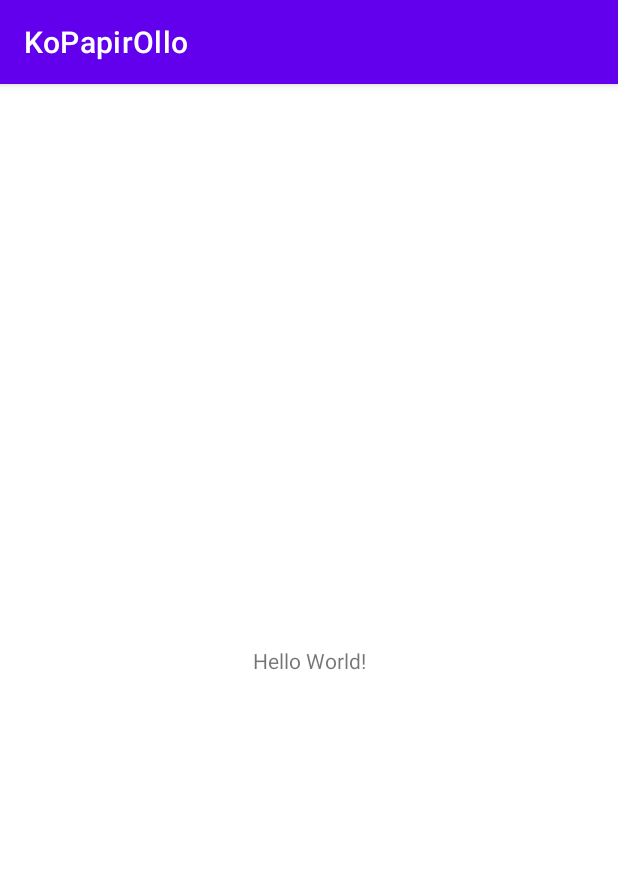
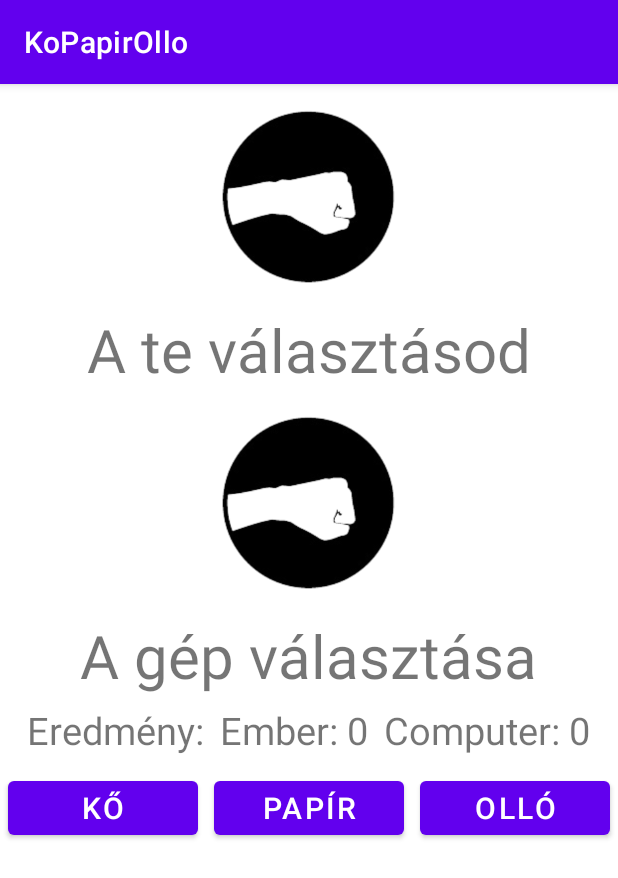
Before and after one commit to rivasilver/KoPapirOllo, an Android app: the screen it shows after launch (MainActivity), on a phone screen of 412 x 824 dp. Shown: the top 878 px of the screen. Run offline under Robolectric (Android 15) with nearby library versions, the phone set to English and light mode, and no system bars.

Commit message:
kinézet kész

```diff
--- a/app/src/main/res/layout/activity_main.xml
+++ b/app/src/main/res/layout/activity_main.xml
@@ -1,18 +1,91 @@
 <?xml version="1.0" encoding="utf-8"?>
-<androidx.constraintlayout.widget.ConstraintLayout xmlns:android="http://schemas.android.com/apk/res/android"
+<RelativeLayout xmlns:android="http://schemas.android.com/apk/res/android"
     xmlns:app="http://schemas.android.com/apk/res-auto"
     xmlns:tools="http://schemas.android.com/tools"
     android:layout_width="match_parent"
     android:layout_height="match_parent"
     tools:context=".MainActivity">
 
+
+    <LinearLayout
+        android:layout_width="match_parent"
+        android:layout_height="wrap_content"
+        android:orientation="vertical"
+        android:gravity="center_horizontal">
+    <ImageView
+        android:layout_width="150dp"
+        android:layout_height="150dp"
+        android:id="@+id/playerValasztas"
+        android:src="@drawable/rock"/>
     <TextView
         android:layout_width="wrap_content"
         android:layout_height="wrap_content"
-        android:text="Hello World!"
-        app:layout_constraintBottom_toBottomOf="parent"
-        app:layout_constraintEnd_toEndOf="parent"
-        app:layout_constraintStart_toStartOf="parent"
-        app:layout_constraintTop_toTopOf="parent" />
+        android:text="A te választásod"
+        android:textSize="40sp"/>
 
-</androidx.constraintlayout.widget.ConstraintLayout>
+    <ImageView
+        android:layout_width="150dp"
+        android:layout_height="150dp"
+        android:id="@+id/gepValasztas"
+        android:src="@drawable/rock"/>
+    <TextView
+        android:layout_width="wrap_content"
+        android:layout_height="wrap_content"
+        android:text="A gép választása"
+        android:textSize="40sp"/>
+
+    <LinearLayout
+        android:layout_width="wrap_content"
+        android:layout_height="wrap_content">
+
+        <TextView
+            android:layout_width="wrap_content"
+            android:layout_height="wrap_content"
+            android:text="Eredmény:"
+            android:textSize="25sp"
+            android:layout_margin="5dp"/>
+        <TextView
+            android:layout_width="wrap_content"
+            android:layout_height="wrap_content"
+            android:text="Ember: 0"
+            android:textSize="25sp"
+            android:layout_margin="5dp"/>
+        <TextView
+            android:layout_width="wrap_content"
+            android:layout_height="wrap_content"
+            android:text="Computer: 0"
+            android:textSize="25sp"
+            android:layout_margin="5dp"/>
+    </LinearLayout>
+
+    <LinearLayout
+        android:layout_width="match_parent"
+        android:layout_height="match_parent"
+        android:weightSum="3">
+            <Button
+                android:layout_width="0dp"
+                android:layout_height="wrap_content"
+                android:id="@+id/ko"
+                android:text="Kő"
+                android:textSize="20sp"
+                android:layout_weight="1"
+                android:layout_margin="5dp"/>
+            <Button
+                android:layout_width="0dp"
+                android:layout_height="wrap_content"
+                android:id="@+id/papir"
+                android:text="Papír"
+                android:textSize="20sp"
+                android:layout_weight="1"
+                android:layout_margin="5dp"/>
+            <Button
+                android:layout_width="0dp"
+                android:layout_height="wrap_content"
+                android:id="@+id/ollo"
+                android:text="Olló"
+                android:textSize="20sp"
+                android:layout_weight="1"
+                android:layout_margin="5dp"/>
+    </LinearLayout>
+    </LinearLayout>
+</RelativeLayout>
```
Also changed, not shown: app/src/main/res/drawable-v24/paper.png (added), app/src/main/res/drawable-v24/rock.png (added), app/src/main/res/drawable-v24/scissors.png (added).
